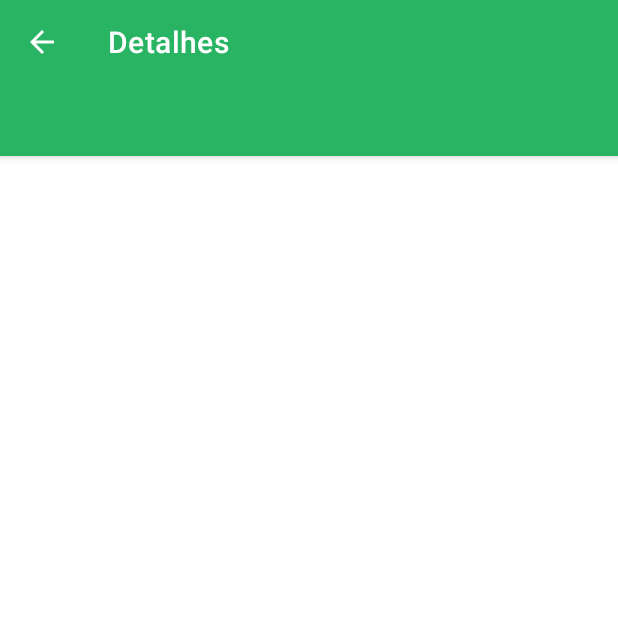
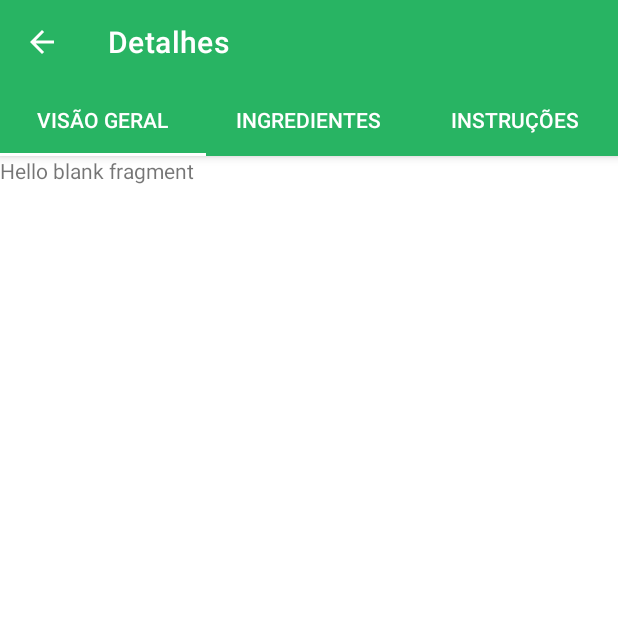
Before and after one commit to IgorMontezuma20/Foody-App, an Android app: the DetailsActivity screen opened directly, with no data from a screen before it, on a phone screen of 412 x 824 dp, the top half of it. Run offline under Robolectric (Android 15) with nearby library versions, the phone set to English and light mode, and no system bars; Roboto replaces fonts that are not available here; 2 statements that could not run were skipped.

Commit message:
PagerAdapter Class created

```diff
--- /dev/null
+++ b/app/src/main/java/com/example/foody/adapters/PagerAdapter.kt
@@ -0,0 +1,22 @@
+package com.example.foody.adapters
+
+import android.os.Bundle
+import androidx.fragment.app.Fragment
+import androidx.fragment.app.FragmentActivity
+import androidx.viewpager2.adapter.FragmentStateAdapter
+
+class PagerAdapter(
+    private val resultBundle: Bundle,
+    private val fragments: ArrayList<Fragment>,
+    fragmentActivity: FragmentActivity
+) : FragmentStateAdapter(fragmentActivity) {
+
+    override fun getItemCount(): Int {
+        return fragments.size
+    }
+
+    override fun createFragment(position: Int): Fragment {
+        fragments[position].arguments = resultBundle
+        return fragments[position]
+    }
+}
--- a/app/src/main/java/com/example/foody/ui/DetailsActivity.kt
+++ b/app/src/main/java/com/example/foody/ui/DetailsActivity.kt
@@ -2,12 +2,17 @@ package com.example.foody.ui
 
 import androidx.appcompat.app.AppCompatActivity
 import android.os.Bundle
-import android.view.Menu
 import android.view.MenuItem
 import androidx.core.content.ContextCompat
+import androidx.fragment.app.Fragment
 import androidx.navigation.navArgs
 import com.example.foody.R
+import com.example.foody.adapters.PagerAdapter
 import com.example.foody.databinding.ActivityDetailsBinding
+import com.example.foody.ui.fragments.ingridients.IngridientsFragment
+import com.example.foody.ui.fragments.instructions.InstructionsFragment
+import com.example.foody.ui.fragments.overview.OverviewFragment
+import com.google.android.material.tabs.TabLayoutMediator
 
 class DetailsActivity : AppCompatActivity() {
 
@@ -22,7 +27,32 @@ class DetailsActivity : AppCompatActivity() {
         binding.toolbar.setTitleTextColor(ContextCompat.getColor(this, R.color.white))
         supportActionBar?.setDisplayHomeAsUpEnabled(true)
 
+        val fragments = ArrayList<Fragment>()
+        fragments.add(OverviewFragment())
+        fragments.add(IngridientsFragment())
+        fragments.add(InstructionsFragment())
 
+        val titles = ArrayList<String>()
+        titles.add("Visão geral")
+        titles.add("Ingredientes")
+        titles.add("Instruções")
+
+        val resultBundle = Bundle()
+        resultBundle.putParcelable("recipeBundle", args.result)
+
+        val pagerAdapter = PagerAdapter(
+            resultBundle,
+            fragments,
+            this
+        )
+
+        binding.viewpager2.apply {
+            adapter = pagerAdapter
+        }
+
+        TabLayoutMediator(binding.tabLayout, binding.viewpager2) {tab, position ->
+            tab.text = titles[position]
+        }.attach()
     }
 
     override fun onOptionsItemSelected(item: MenuItem): Boolean {
--- /dev/null
+++ b/app/src/main/java/com/example/foody/ui/fragments/ingridients/IngridientsFragment.kt
@@ -0,0 +1,21 @@
+package com.example.foody.ui.fragments.ingridients
+
+import android.os.Bundle
+import androidx.fragment.app.Fragment
+import android.view.LayoutInflater
+import android.view.View
+import android.view.ViewGroup
+import com.example.foody.R
+
+class IngridientsFragment : Fragment() {
+
+    override fun onCreateView(
+        inflater: LayoutInflater, container: ViewGroup?,
+        savedInstanceState: Bundle?
+    ): View? {
+        // Inflate the layout for this fragment
+        return inflater.inflate(R.layout.fragment_ingredients, container, false)
+    }
+
+
+}
--- /dev/null
+++ b/app/src/main/java/com/example/foody/ui/fragments/instructions/InstructionsFragment.kt
@@ -0,0 +1,21 @@
+package com.example.foody.ui.fragments.instructions
+
+import android.os.Bundle
+import androidx.fragment.app.Fragment
+import android.view.LayoutInflater
+import android.view.View
+import android.view.ViewGroup
+import com.example.foody.R
+
+class InstructionsFragment : Fragment() {
+
+
+    override fun onCreateView(
+        inflater: LayoutInflater, container: ViewGroup?,
+        savedInstanceState: Bundle?
+    ): View? {
+        // Inflate the layout for this fragment
+        return inflater.inflate(R.layout.fragment_instructions, container, false)
+    }
+
+}
--- /dev/null
+++ b/app/src/main/java/com/example/foody/ui/fragments/overview/OverviewFragment.kt
@@ -0,0 +1,20 @@
+package com.example.foody.ui.fragments.overview
+
+import android.os.Bundle
+import androidx.fragment.app.Fragment
+import android.view.LayoutInflater
+import android.view.View
+import android.view.ViewGroup
+import com.example.foody.R
+
+class OverviewFragment : Fragment() {
+
+
+    override fun onCreateView(inflater: LayoutInflater, container: ViewGroup?,
+                              savedInstanceState: Bundle?): View? {
+        // Inflate the layout for this fragment
+        return inflater.inflate(R.layout.fragment_overview, container, false)
+    }
+
+
+}
--- a/app/src/main/res/layout/activity_details.xml
+++ b/app/src/main/res/layout/activity_details.xml
@@ -21,6 +21,7 @@
             android:layout_height="wrap_content" />
 
         <com.google.android.material.tabs.TabLayout
+            android:id="@+id/tabLayout"
             style="@style/CustomTablayoutStyle"
             app:tabTextAppearance="@style/CustomTabTextStyle"
             android:layout_width="match_parent"
@@ -28,8 +29,8 @@
             app:layout_scrollFlags="scroll|enterAlways" />
     </com.google.android.material.appbar.AppBarLayout>
 
-    <androidx.viewpager.widget.ViewPager
-        android:id="@+id/viewpager"
+    <androidx.viewpager2.widget.ViewPager2
+        android:id="@+id/viewpager2"
         android:layout_width="match_parent"
         android:layout_height="0dp"
         app:layout_constraintBottom_toBottomOf="parent"
--- /dev/null
+++ b/app/src/main/res/layout/fragment_overview.xml
@@ -0,0 +1,14 @@
+<?xml version="1.0" encoding="utf-8"?>
+<FrameLayout xmlns:android="http://schemas.android.com/apk/res/android"
+    xmlns:tools="http://schemas.android.com/tools"
+    android:layout_width="match_parent"
+    android:layout_height="match_parent"
+    tools:context=".ui.fragments.overview.OverviewFragment">
+
+    <!-- TODO: Update blank fragment layout -->
+    <TextView
+        android:layout_width="match_parent"
+        android:layout_height="match_parent"
+        android:text="@string/hello_blank_fragment" />
+
+</FrameLayout>
```
Also changed, not shown: app/src/main/res/layout/fragment_ingredients.xml (added, +14 -0 lines), app/src/main/res/layout/fragment_instructions.xml (added, +14 -0 lines).
